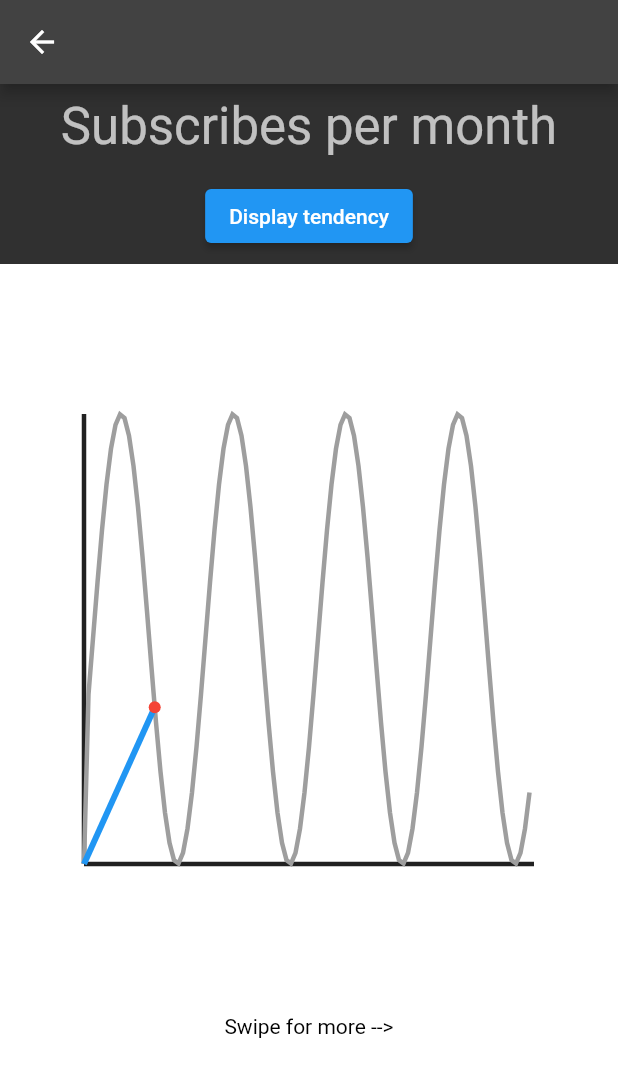
After one commit to Chivas1717/instagram-flutter-layout, a Flutter app: the InsightsPage screen opened directly, after a tap on "Display tendency", on a phone screen of 412 x 824 dp. The commit adds this screen. Shown: the top 1077 px of the screen. Run offline on Flutter 3.47's test engine with Material 2 defaults, Android fonts, the phone set to English and light mode, and no system bars; our stand-ins replace dio, equatable, flutter_bloc, font_awesome_flutter, shared_preferences; accounts and stored records are empty.

Commit message:
project 9

```diff
--- a/lib/components/notification_item.dart
+++ b/lib/components/home/notification_item.dart
@@ -1,5 +1,5 @@
 import 'package:flutter/material.dart';
-import 'package:flutter_instagram_layout/components/button_follow.dart';
+import 'package:flutter_instagram_layout/components/home/button_follow.dart';
 
 class NotificationItem extends StatelessWidget {
   const NotificationItem({super.key});
--- a/lib/components/stories.dart
+++ b/lib/components/home/stories.dart
@@ -1,9 +1,9 @@
 import 'package:flutter/material.dart';
-import 'package:flutter_instagram_layout/pages/story_page.dart';
+import 'package:flutter_instagram_layout/pages/home/story_page.dart';
 import 'package:provider/provider.dart';
 
-import '../providers/story_settings.dart';
-import '../providers/theme_settings.dart';
+import '../../providers/story_settings.dart';
+import '../../providers/theme_settings.dart';
 
 class Stories extends StatefulWidget {
   const Stories({super.key});
--- a/lib/components/story.dart
+++ b/lib/components/home/story.dart
@@ -1,6 +1,6 @@
 import 'package:flutter/material.dart';
 
-import '../providers/story_settings.dart';
+import '../../providers/story_settings.dart';
 
 class StoryTab extends StatelessWidget {
   const StoryTab({super.key, required this.story});
--- a/lib/components/highlight_stories.dart
+++ b/lib/components/profile/highlight_stories.dart
@@ -1,8 +1,8 @@
 import 'package:flutter/material.dart';
 import 'package:provider/provider.dart';
 
-import '../providers/story_settings.dart';
-import '../providers/theme_settings.dart';
+import '../../providers/story_settings.dart';
+import '../../providers/theme_settings.dart';
 
 class HighlightStories extends StatelessWidget {
   final storiesList = [
--- a/lib/components/profile_info.dart
+++ b/lib/components/profile/profile_info.dart
@@ -1,8 +1,8 @@
 import 'package:flutter/material.dart';
-import 'package:flutter_instagram_layout/components/highlight_stories.dart';
+import 'package:flutter_instagram_layout/components/profile/highlight_stories.dart';
 import 'package:provider/provider.dart';
 
-import '../providers/theme_settings.dart';
+import '../../providers/theme_settings.dart';
 
 class ProfileInfo extends StatelessWidget {
   const ProfileInfo({super.key});
--- a/lib/components/profile_posts.dart
+++ b/lib/components/profile/profile_posts.dart
@@ -1,6 +1,6 @@
 import 'package:flutter/cupertino.dart';
 
-import '../models/post_model.dart';
+import '../../models/post_model.dart';
 
 class ProfilePosts extends StatelessWidget {
   ProfilePosts({super.key});
--- a/lib/my_home_page.dart
+++ b/lib/my_home_page.dart
@@ -1,5 +1,6 @@
 import 'package:flutter/material.dart';
 import 'package:flutter_instagram_layout/wrapper_page.dart';
+import 'package:font_awesome_flutter/font_awesome_flutter.dart';
 
 class MyHomePage extends StatefulWidget {
   const MyHomePage({super.key, required this.title});
@@ -11,6 +12,7 @@ class MyHomePage extends StatefulWidget {
 }
 
 class _MyHomePageState extends State<MyHomePage> {
+  double varOpacity = 0;
   @override
   Widget build(BuildContext context) {
     return Container(
@@ -26,6 +28,40 @@ class _MyHomePageState extends State<MyHomePage> {
         body: Column(
           mainAxisAlignment: MainAxisAlignment.center,
           children: [
+            Expanded(child: Container()),
+            Center(
+              child: Column(
+                children: [
+                  TweenAnimationBuilder(
+                    onEnd: () {
+                      setState(() {
+                        varOpacity = 1;
+                      });
+                    },
+                    curve: Curves.bounceOut,
+                    tween: Tween<double>(begin: 30, end: 80),
+                    duration: Duration(seconds: 2),
+                    builder: (BuildContext context, dynamic value, child) =>
+                        FaIcon(
+                      FontAwesomeIcons.instagram,
+                      size: value,
+                    ),
+                  ),
+                  const SizedBox(
+                    height: 10,
+                  ),
+                  AnimatedOpacity(
+                    duration: const Duration(milliseconds: 600),
+                    opacity: varOpacity,
+                    child: const Text(
+                      'Welcome!',
+                      style:
+                          TextStyle(fontSize: 24, fontWeight: FontWeight.bold),
+                    ),
+                  ),
+                ],
+              ),
+            ),
             Expanded(child: Container()),
             ElevatedButton(
               style: ElevatedButton.styleFrom(
--- a/lib/pages/chats_page.dart
+++ b/lib/pages/home/chats_page.dart
@@ -1,6 +1,6 @@
 import 'package:flutter/material.dart';
 
-import '../components/chat.dart';
+import '../../components/home/chat.dart';
 
 class Chats extends StatelessWidget {
   const Chats({super.key});
--- a/lib/pages/notifications_page.dart
+++ b/lib/pages/home/notifications_page.dart
@@ -1,5 +1,5 @@
 import 'package:flutter/material.dart';
-import 'package:flutter_instagram_layout/components/notification_item.dart';
+import 'package:flutter_instagram_layout/components/home/notification_item.dart';
 
 class Notifications extends StatefulWidget {
   const Notifications({super.key, required this.value});
--- a/lib/pages/story_page.dart
+++ b/lib/pages/home/story_page.dart
@@ -1,8 +1,8 @@
 import 'package:flutter/material.dart';
-import 'package:flutter_instagram_layout/components/story.dart';
+import 'package:flutter_instagram_layout/components/home/story.dart';
 import 'package:provider/provider.dart';
 
-import '../providers/story_settings.dart';
+import '../../providers/story_settings.dart';
 
 class StoryPage extends StatefulWidget {
   const StoryPage({super.key, required this.index});
--- /dev/null
+++ b/lib/pages/insights/insights_page.dart
@@ -0,0 +1,269 @@
+import 'dart:math';
+import 'dart:ui';
+
+import 'package:flutter/material.dart';
+
+class InsightsPage extends StatelessWidget {
+  const InsightsPage({super.key});
+
+  static final linearTween = Tween<double>(begin: 0, end: 1);
+
+  @override
+  Widget build(BuildContext context) {
+    return Scaffold(
+      appBar: AppBar(),
+      body: Center(
+        child: PageView(children: [
+          AnimationAndCurveBlock(
+            name: 'Subscribes per month',
+            mainCurve: linearTween.chain(CurveTween(curve: const SineCurve())),
+            kindOfAnim: KindOfAnimation.repeat,
+            duration: const Duration(seconds: 7),
+            size: 300,
+          ),
+          AnimationAndCurveBlock(
+            name: 'Likes per month',
+            mainCurve:
+                linearTween.chain(CurveTween(curve: const SpringCurve())),
+            duration: const Duration(seconds: 3),
+            size: 300,
+          ),
+        ]),
+      ),
+    );
+  }
+}
+
+class SineCurve extends Curve {
+  const SineCurve({this.count = 4});
+
+  final double count;
+
+  // t = x
+  @override
+  double transformInternal(double t) {
+    var val = sin(count * 2 * pi * t - 0.5) * 0.5 + 0.5;
+    // var val = sin(2 * pi * t);
+    return val; //f(x)
+  }
+}
+
+class SpringCurve extends Curve {
+  const SpringCurve({
+    this.a = 0.07,
+    this.w = 19.4,
+  });
+  final double a;
+  final double w;
+
+  @override
+  double transformInternal(double t) {
+    return -(pow(e, -t / a) * cos(t * w)) + 1;
+  }
+}
+
+enum KindOfAnimation {
+  forward,
+  repeat,
+}
+
+class AnimationAndCurveBlock extends StatefulWidget {
+  const AnimationAndCurveBlock({
+    Key? key,
+    required this.mainCurve,
+    this.name = '',
+    this.size = 300,
+    this.duration = const Duration(seconds: 1),
+    this.kindOfAnim = KindOfAnimation.forward,
+  }) : super(key: key);
+
+  final Animatable<double> mainCurve;
+  final String name;
+  final double size;
+  final Duration duration;
+  final KindOfAnimation kindOfAnim;
+
+  @override
+  _AnimationAndCurveBlockState createState() => _AnimationAndCurveBlockState();
+}
+
+class _AnimationAndCurveBlockState extends State<AnimationAndCurveBlock>
+    with SingleTickerProviderStateMixin {
+  late AnimationController _controller;
+
+  Animatable<double> get _mainCurve => widget.mainCurve;
+  String get _label => widget.name;
+  double get _size => widget.size;
+  Duration get _duration => widget.duration;
+
+  KindOfAnimation get _kindOfAnim => widget.kindOfAnim;
+
+  late Path _shadowPath;
+
+  @override
+  void initState() {
+    super.initState();
+
+    _controller = AnimationController(
+      vsync: this,
+      duration: _duration,
+    );
+
+    _shadowPath = _buildGraph(_mainCurve);
+  }
+
+  Path _buildGraph(Animatable<double> animatable) {
+    var val = 0.0;
+    var path = Path();
+    for (var t = 0.0; t <= 1; t += 0.01) {
+      val = -animatable.transform(t) * _size;
+      path.lineTo(t * _size, val);
+    }
+    return path;
+  }
+
+  void _playAnimation() {
+    _controller.reset();
+    if (_kindOfAnim == KindOfAnimation.forward) {
+      _controller.forward();
+    } else {
+      _controller.repeat();
+    }
+  }
+
+  @override
+  void dispose() {
+    _controller.dispose();
+    super.dispose();
+  }
+
+  @override
+  Widget build(BuildContext context) {
+    var intervalValue = 0.0;
+    var followPath = Path();
+    return Column(
+      children: <Widget>[
+        Padding(
+          padding: const EdgeInsets.all(8.0),
+          child:
+              Text(_label, style: Theme.of(context).textTheme.headlineMedium),
+        ),
+        Padding(
+          padding: const EdgeInsets.all(8.0),
+          child: ElevatedButton(
+            onPressed: _playAnimation,
+            child: const Text('Display tendency'),
+          ),
+        ),
+
+        Container(
+          height: 500,
+          // height: 700,
+          child: AnimatedBuilder(
+            animation: _controller,
+            builder: (_, child) {
+              if (intervalValue >= _controller.value) {
+                followPath.reset();
+              }
+              intervalValue = _controller.value;
+
+              final val = _mainCurve.evaluate(_controller);
+              followPath.lineTo(_controller.value * _size, -val * _size);
+
+              return CustomPaint(
+                painter: GraphPainter(
+                  shadowPath: _shadowPath,
+                  followPath: followPath,
+                  currentPoint: Offset(
+                    _controller.value * _size,
+                    val * _size,
+                  ),
+                  graphSize: _size,
+                ),
+                child: Container(),
+              );
+            },
+          ),
+        ),
+        Container(
+          width: MediaQuery.of(context).size.width,
+          decoration: BoxDecoration(color: Colors.white),
+          child: const Center(
+            child: Text(
+              'Swipe for more -->',
+              style: TextStyle(color: Colors.black),
+            ),
+          ),
+        ),
+        Expanded(
+            child: Container(
+          width: MediaQuery.of(context).size.width,
+          decoration: BoxDecoration(color: Colors.white),
+        ))
+        // SizedBox(
+        //   height: 100,
+        // )
+      ],
+    );
+  }
+}
+
+class GraphPainter extends CustomPainter {
+  const GraphPainter({
+    required this.currentPoint,
+    required this.shadowPath,
+    required this.followPath,
+    required this.graphSize,
+  });
+
+  final Offset currentPoint;
+  final Path shadowPath;
+  final Path followPath;
+  final double graphSize;
+
+  static final backgroundPaint = Paint()..color = Colors.white;
+  static final currentPointPaint = Paint()..color = Colors.red;
+  static final shadowPaint = Paint()
+    ..color = Colors.grey
+    ..style = PaintingStyle.stroke
+    ..strokeWidth = 3;
+  static final followPaint = Paint()
+    ..color = Colors.blue
+    ..style = PaintingStyle.stroke
+    ..strokeWidth = 4;
+  static final borderPaint = Paint()
+    ..color = Colors.grey[900]!
+    ..style = PaintingStyle.stroke
+    ..strokeWidth = 3;
+
+  @override
+  void paint(Canvas canvas, Size size) {
+    _drawBackground(canvas, size);
+    canvas.translate(
+        size.width / 2 - graphSize / 2, size.height / 2 - graphSize / 2);
+    _drawBorder(canvas, size);
+    canvas.translate(0, graphSize);
+    canvas
+      ..drawPath(shadowPath, shadowPaint)
+      ..drawPath(followPath, followPaint)
+      ..drawCircle(
+          Offset(currentPoint.dx, -currentPoint.dy), 4, currentPointPaint);
+  }
+
+  void _drawBackground(Canvas canvas, Size size) {
+    canvas.drawRect(
+        Rect.fromLTWH(0, 0, size.width, size.height), backgroundPaint);
+  }
+
+  void _drawBorder(Canvas canvas, Size size) {
+    canvas
+      ..drawLine(const Offset(0, 0), Offset(0, graphSize), borderPaint)
+      ..drawLine(
+          Offset(0, graphSize), Offset(graphSize, graphSize), borderPaint);
+  }
+
+  @override
+  bool shouldRepaint(CustomPainter oldDelegate) {
+    return true;
+  }
+}
--- a/lib/pages/profile_page.dart
+++ b/lib/pages/profile/profile_page.dart
@@ -1,11 +1,12 @@
 import 'package:flutter/material.dart';
 import 'package:flutter_instagram_layout/components/drawer_item.dart';
-import 'package:flutter_instagram_layout/components/profile_info.dart';
-import 'package:flutter_instagram_layout/pages/saved_page.dart';
+import 'package:flutter_instagram_layout/components/profile/profile_info.dart';
+import 'package:flutter_instagram_layout/pages/insights/insights_page.dart';
+import 'package:flutter_instagram_layout/pages/profile/saved_page.dart';
 import 'package:flutter_instagram_layout/providers/theme_settings.dart';
 import 'package:provider/provider.dart';
 
-import '../components/profile_posts.dart';
+import '../../components/profile/profile_posts.dart';
 import 'crypto_market_page.dart';
 
 class Profile extends StatefulWidget {
@@ -63,9 +64,21 @@ class _ProfileState extends State<Profile> {
                 icon: Icon(Icons.settings_backup_restore_rounded),
                 title: 'Archive',
               ),
-              const DrawerItem(
-                icon: Icon(Icons.insights_outlined),
-                title: 'Insights',
+              GestureDetector(
+                onTap: () {
+                  Navigator.push(
+                    context,
+                    MaterialPageRoute(
+                      builder: (context) {
+                        return const InsightsPage();
+                      },
+                    ),
+                  );
+                },
+                child: const DrawerItem(
+                  icon: Icon(Icons.insights_outlined),
+                  title: 'Insights',
+                ),
               ),
               const DrawerItem(
                 icon: Icon(Icons.qr_code_rounded),
--- a/lib/pages/saved_page.dart
+++ b/lib/pages/profile/saved_page.dart
@@ -3,7 +3,7 @@ import 'package:flutter_bloc/flutter_bloc.dart';
 import 'package:flutter_instagram_layout/blocs/posts/posts_bloc_bloc.dart';
 import 'package:flutter_instagram_layout/blocs/posts/posts_bloc_state.dart';
 
-import '../components/post.dart';
+import '../../components/post.dart';
 
 class Saved extends StatelessWidget {
   const Saved({
--- a/lib/wrapper_page.dart
+++ b/lib/wrapper_page.dart
@@ -1,7 +1,7 @@
 import 'package:flutter/material.dart';
 import 'package:flutter_instagram_layout/pages/create_page.dart';
-import 'package:flutter_instagram_layout/pages/posts_stories_page.dart';
-import 'package:flutter_instagram_layout/pages/profile_page.dart';
+import 'package:flutter_instagram_layout/pages/home/posts_stories_page.dart';
+import 'package:flutter_instagram_layout/pages/profile/profile_page.dart';
 import 'package:flutter_instagram_layout/pages/reels_page.dart';
 import 'package:flutter_instagram_layout/pages/search_page.dart';
 import 'package:flutter_instagram_layout/providers/theme_settings.dart';
```
Also changed, not shown: lib/pages/home/posts_stories_page.dart (renamed from lib/pages/posts_stories_page.dart, +5 -5 lines), lib/components/home/button_follow.dart (renamed from lib/components/button_follow.dart), lib/components/home/chat.dart (renamed from lib/components/chat.dart), lib/pages/profile/crypto_market_page.dart (renamed from lib/pages/crypto_market_page.dart).
